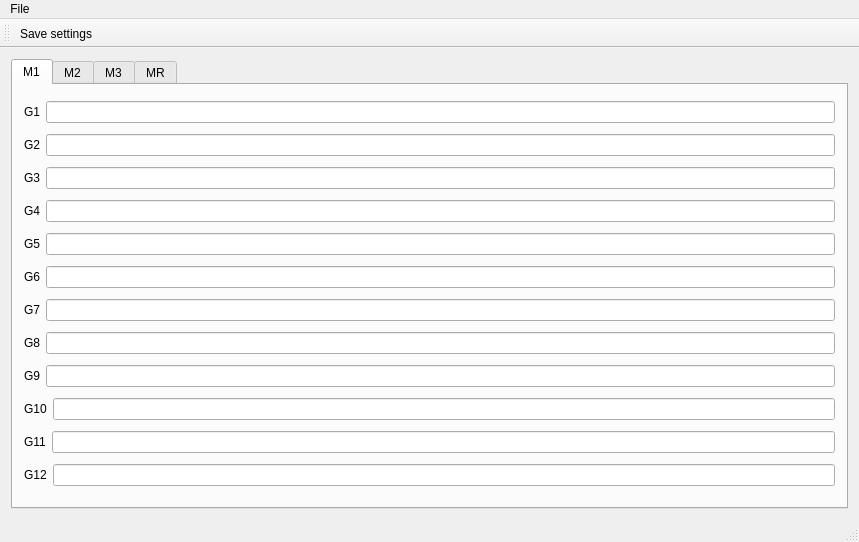
mortendynamite/g19daemon, file src/g19daemon.ui: the form before one commit.
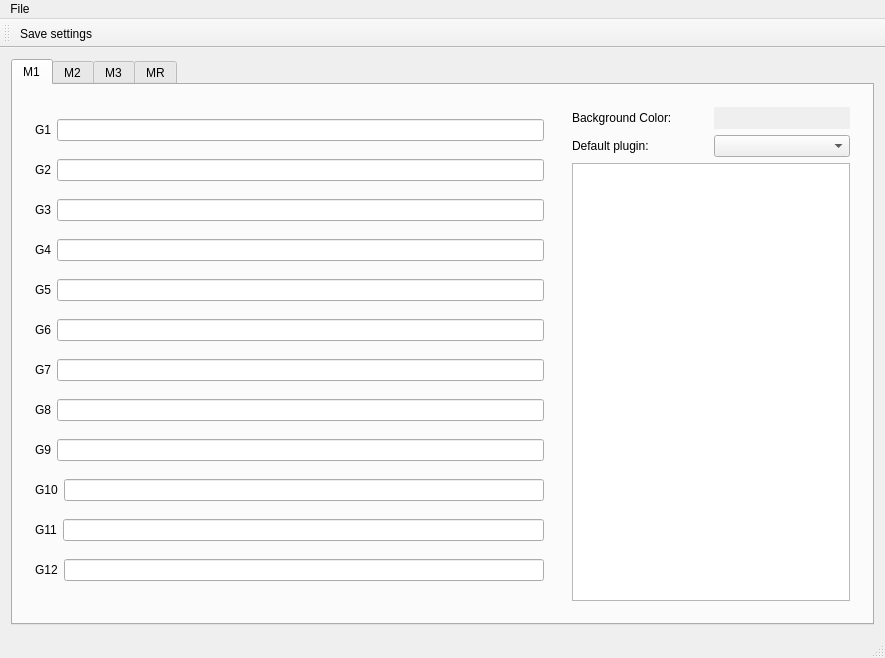
The form after the commit. Icons and pictures are not drawn.

Commit message: #11 add background color for every profile

What changed in the file:
```diff
--- a/src/g19daemon.ui
+++ b/src/g19daemon.ui
@@ -6,8 +6,8 @@
    <rect>
     <x>0</x>
     <y>0</y>
-    <width>859</width>
-    <height>542</height>
+    <width>885</width>
+    <height>658</height>
    </rect>
   </property>
   <property name="windowTitle">
@@ -27,7 +27,10 @@
        <attribute name="title">
         <string>M1</string>
        </attribute>
-       <layout class="QVBoxLayout" name="verticalLayout_3">
+       <layout class="QHBoxLayout" name="horizontalLayout_50">
+        <item>
+         <widget class="QWidget" name="widget" native="true">
+          <layout class="QVBoxLayout" name="verticalLayout_5">
         <item>
          <layout class="QHBoxLayout" name="horizontalLayout_2">
           <item>
@@ -198,6 +201,72 @@
         </item>
        </layout>
       </widget>
+        </item>
+        <item>
+         <widget class="QWidget" name="widget_2" native="true">
+          <property name="maximumSize">
+           <size>
+            <width>300</width>
+            <height>16777215</height>
+           </size>
+          </property>
+          <layout class="QVBoxLayout" name="verticalLayout_3">
+           <item>
+            <layout class="QHBoxLayout" name="horizontalLayout_51">
+             <item>
+              <widget class="QLabel" name="label_49">
+               <property name="text">
+                <string>Background Color:</string>
+               </property>
+              </widget>
+             </item>
+             <item>
+              <widget class="QPushButton" name="m1BackgroundColorButton">
+               <property name="autoFillBackground">
+                <bool>true</bool>
+               </property>
+               <property name="text">
+                <string/>
+               </property>
+               <property name="flat">
+                <bool>true</bool>
+               </property>
+              </widget>
+             </item>
+            </layout>
+           </item>
+           <item>
+            <layout class="QHBoxLayout" name="horizontalLayout_52">
+             <property name="sizeConstraint">
+              <enum>QLayout::SetDefaultConstraint</enum>
+             </property>
+             <item>
+              <widget class="QLabel" name="label_50">
+               <property name="text">
+                <string>Default plugin:</string>
+               </property>
+              </widget>
+             </item>
+             <item>
+              <widget class="QComboBox" name="m1DefaultPlugin"/>
+             </item>
+            </layout>
+           </item>
+           <item>
+            <widget class="QListView" name="m1PluginlistView">
+             <property name="maximumSize">
+              <size>
+               <width>300</width>
+               <height>16777215</height>
+              </size>
+             </property>
+            </widget>
+           </item>
+          </layout>
+         </widget>
+        </item>
+       </layout>
+      </widget>
       <widget class="QWidget" name="M2">
        <property name="accessibleName">
         <string>m2</string>
@@ -738,7 +807,7 @@
     <rect>
      <x>0</x>
      <y>0</y>
-     <width>859</width>
+     <width>885</width>
      <height>22</height>
     </rect>
    </property>
```
Left out of the diff: 209 changed lines with no effect on the pictures. Lines whose indentation alone changed are shown as unchanged. The commit also changes 2 other files.
